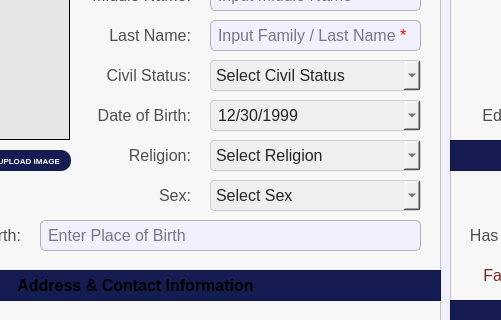
Yohhannn/Barangay-Records-Statistics-System, file UI/PopUp/Screen_CitizenProfiles/register_citizen_profile.ui: the form before one commit; both pictures show x 170 to 671 and y 170 to 490 of the 1171 by 732 pixel window.
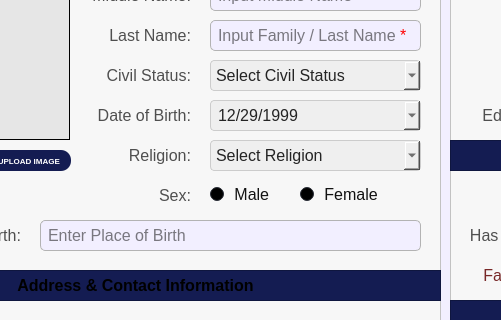
The form after the commit. Icons and pictures are not drawn.

Commit message: [ Minor Update V2.7.4 ] ~ Modified Dropdown to --> Radio Button -JP

Diff of the .ui file:
```diff
--- a/UI/PopUp/Screen_CitizenProfiles/register_citizen_profile.ui
+++ b/UI/PopUp/Screen_CitizenProfiles/register_citizen_profile.ui
@@ -166,9 +166,9 @@
      <colorrole role="Accent">
       <brush brushstyle="SolidPattern">
        <color alpha="255">
-        <red>51</red>
-        <green>143</green>
-        <blue>23</blue>
+        <red>0</red>
+        <green>255</green>
+        <blue>0</blue>
        </color>
       </brush>
      </colorrole>
@@ -321,9 +321,9 @@
      <colorrole role="Accent">
       <brush brushstyle="SolidPattern">
        <color alpha="255">
-        <red>51</red>
-        <green>143</green>
-        <blue>23</blue>
+        <red>0</red>
+        <green>255</green>
+        <blue>0</blue>
        </color>
       </brush>
      </colorrole>
@@ -476,9 +476,9 @@
      <colorrole role="Accent">
       <brush brushstyle="SolidPattern">
        <color alpha="255">
-        <red>51</red>
-        <green>143</green>
-        <blue>23</blue>
+        <red>0</red>
+        <green>255</green>
+        <blue>0</blue>
        </color>
       </brush>
      </colorrole>
@@ -5302,7 +5302,7 @@
       <second>0</second>
       <year>1999</year>
       <month>12</month>
-      <day>30</day>
+      <day>29</day>
      </datetime>
     </property>
     <property name="displayFormat">
@@ -5455,54 +5455,13 @@
      </property>
     </item>
    </widget>
-   <widget class="QComboBox" name="comboBox_SexOption">
-    <property name="geometry">
-     <rect>
-      <x>360</x>
-      <y>290</y>
-      <width>211</width>
-      <height>31</height>
-     </rect>
-    </property>
-    <property name="font">
-     <font>
-      <family>Arial</family>
-      <pointsize>12</pointsize>
-     </font>
-    </property>
-    <property name="styleSheet">
-     <string notr="true">#comboBox_SexOption{
-	background-color: rgb(239, 239, 239); /* Correct property name */
-    color: #242424; /* Set text color to black for better contrast */
-    border: 1px solid #ccc; /* Optional: Add a light border */
-    padding: 5px; /* Optional: Add some padding */
-    border-radius: 4px; /* Optional: Rounded corners */
-}</string>
-    </property>
-    <property name="placeholderText">
-     <string>Select Sex</string>
-    </property>
-    <property name="duplicatesEnabled">
-     <bool>false</bool>
-    </property>
-    <item>
-     <property name="text">
-      <string>Male</string>
-     </property>
-    </item>
-    <item>
-     <property name="text">
-      <string>Female</string>
-     </property>
-    </item>
-   </widget>
    <widget class="QLabel" name="register_citizen_labelSex">
     <property name="geometry">
      <rect>
       <x>230</x>
-      <y>290</y>
+      <y>280</y>
       <width>111</width>
-      <height>31</height>
+      <height>51</height>
      </rect>
     </property>
     <property name="font">
@@ -6157,6 +6116,992 @@
      <set>Qt::AlignmentFlag::AlignLeading|Qt::AlignmentFlag::AlignLeft|Qt::AlignmentFlag::AlignVCenter</set>
     </property>
    </widget>
+   <widget class="QRadioButton" name="radioButton_male">
+    <property name="geometry">
+     <rect>
+      <x>360</x>
+      <y>279</y>
+      <width>71</width>
+      <height>51</height>
+     </rect>
+    </property>
+    <property name="palette">
+     <palette>
+      <active>
+       <colorrole role="WindowText">
+        <brush brushstyle="SolidPattern">
+         <color alpha="255">
+          <red>255</red>
+          <green>255</green>
+          <blue>255</blue>
+         </color>
+        </brush>
+       </colorrole>
+       <colorrole role="Button">
+        <brush brushstyle="SolidPattern">
+         <color alpha="255">
+          <red>62</red>
+          <green>67</green>
+          <blue>83</blue>
+         </color>
+        </brush>
+       </colorrole>
+       <colorrole role="Light">
+        <brush brushstyle="SolidPattern">
+         <color alpha="255">
+          <red>93</red>
+          <green>101</green>
+          <blue>124</blue>
+         </color>
+        </brush>
+       </colorrole>
+       <colorrole role="Midlight">
+        <brush brushstyle="SolidPattern">
+         <color alpha="255">
+          <red>77</red>
+          <green>84</green>
+          <blue>103</blue>
+         </color>
+        </brush>
+       </colorrole>
+       <colorrole role="Dark">
+        <brush brushstyle="SolidPattern">
+         <color alpha="255">
+          <red>31</red>
+          <green>33</green>
+          <blue>41</blue>
+         </color>
+        </brush>
+       </colorrole>
+       <colorrole role="Mid">
+        <brush brushstyle="SolidPattern">
+         <color alpha="255">
+          <red>41</red>
+          <green>45</green>
+          <blue>55</blue>
+         </color>
+        </brush>
+       </colorrole>
+       <colorrole role="Text">
+        <brush brushstyle="SolidPattern">
+         <color alpha="255">
+          <red>255</red>
+          <green>255</green>
+          <blue>255</blue>
+         </color>
+        </brush>
+       </colorrole>
+       <colorrole role="BrightText">
+        <brush brushstyle="SolidPattern">
+         <color alpha="255">
+          <red>255</red>
+          <green>255</green>
+          <blue>255</blue>
+         </color>
+        </brush>
+       </colorrole>
+       <colorrole role="ButtonText">
+        <brush brushstyle="SolidPattern">
+         <color alpha="255">
+          <red>255</red>
+          <green>255</green>
+          <blue>255</blue>
+         </color>
+        </brush>
+       </colorrole>
+       <colorrole role="Base">
+        <brush brushstyle="SolidPattern">
+         <color alpha="255">
+          <red>0</red>
+          <green>0</green>
+          <blue>0</blue>
+         </color>
+        </brush>
+       </colorrole>
+       <colorrole role="Window">
+        <brush brushstyle="SolidPattern">
+         <color alpha="255">
+          <red>62</red>
+          <green>67</green>
+          <blue>83</blue>
+         </color>
+        </brush>
+       </colorrole>
+       <colorrole role="Shadow">
+        <brush brushstyle="SolidPattern">
+         <color alpha="255">
+          <red>0</red>
+          <green>0</green>
+          <blue>0</blue>
+         </color>
+        </brush>
+       </colorrole>
+       <colorrole role="AlternateBase">
+        <brush brushstyle="SolidPattern">
+         <color alpha="255">
+          <red>31</red>
+          <green>33</green>
+          <blue>41</blue>
+         </color>
+        </brush>
+       </colorrole>
+       <colorrole role="ToolTipBase">
+        <brush brushstyle="SolidPattern">
+         <color alpha="255">
+          <red>255</red>
+          <green>255</green>
+          <blue>220</blue>
+         </color>
+        </brush>
+       </colorrole>
+       <colorrole role="ToolTipText">
+        <brush brushstyle="SolidPattern">
+         <color alpha="255">
+          <red>0</red>
+          <green>0</green>
+          <blue>0</blue>
+         </color>
+        </brush>
+       </colorrole>
+       <colorrole role="PlaceholderText">
+        <brush brushstyle="SolidPattern">
+         <color alpha="127">
+          <red>255</red>
+          <green>255</green>
+          <blue>255</blue>
+         </color>
+        </brush>
+       </colorrole>
+       <colorrole role="Accent">
+        <brush brushstyle="SolidPattern">
+         <color alpha="255">
+          <red>85</red>
+          <green>170</green>
+          <blue>255</blue>
+         </color>
+        </brush>
+       </colorrole>
+      </active>
+      <inactive>
+       <colorrole role="WindowText">
+        <brush brushstyle="SolidPattern">
+         <color alpha="255">
+          <red>255</red>
+          <green>255</green>
+          <blue>255</blue>
+         </color>
+        </brush>
+       </colorrole>
+       <colorrole role="Button">
+        <brush brushstyle="SolidPattern">
+         <color alpha="255">
+          <red>62</red>
+          <green>67</green>
+          <blue>83</blue>
+         </color>
+        </brush>
+       </colorrole>
+       <colorrole role="Light">
+        <brush brushstyle="SolidPattern">
+         <color alpha="255">
+          <red>93</red>
+          <green>101</green>
+          <blue>124</blue>
+         </color>
+        </brush>
+       </colorrole>
+       <colorrole role="Midlight">
+        <brush brushstyle="SolidPattern">
+         <color alpha="255">
+          <red>77</red>
+          <green>84</green>
+          <blue>103</blue>
+         </color>
+        </brush>
+       </colorrole>
+       <colorrole role="Dark">
+        <brush brushstyle="SolidPattern">
+         <color alpha="255">
+          <red>31</red>
+          <green>33</green>
+          <blue>41</blue>
+         </color>
+        </brush>
+       </colorrole>
+       <colorrole role="Mid">
+        <brush brushstyle="SolidPattern">
+         <color alpha="255">
+          <red>41</red>
+          <green>45</green>
+          <blue>55</blue>
+         </color>
+        </brush>
+       </colorrole>
+       <colorrole role="Text">
+        <brush brushstyle="SolidPattern">
+         <color alpha="255">
+          <red>255</red>
+          <green>255</green>
+          <blue>255</blue>
+         </color>
+        </brush>
+       </colorrole>
+       <colorrole role="BrightText">
+        <brush brushstyle="SolidPattern">
+         <color alpha="255">
+          <red>255</red>
+          <green>255</green>
+          <blue>255</blue>
+         </color>
+        </brush>
+       </colorrole>
+       <colorrole role="ButtonText">
+        <brush brushstyle="SolidPattern">
+         <color alpha="255">
+          <red>255</red>
+          <green>255</green>
+          <blue>255</blue>
+         </color>
+        </brush>
+       </colorrole>
+       <colorrole role="Base">
+        <brush brushstyle="SolidPattern">
+         <color alpha="255">
+          <red>0</red>
+          <green>0</green>
+          <blue>0</blue>
+         </color>
+        </brush>
+       </colorrole>
+       <colorrole role="Window">
+        <brush brushstyle="SolidPattern">
+         <color alpha="255">
+          <red>62</red>
+          <green>67</green>
+          <blue>83</blue>
+         </color>
+        </brush>
+       </colorrole>
+       <colorrole role="Shadow">
+        <brush brushstyle="SolidPattern">
+         <color alpha="255">
+          <red>0</red>
+          <green>0</green>
+          <blue>0</blue>
+         </color>
+        </brush>
+       </colorrole>
+       <colorrole role="AlternateBase">
+        <brush brushstyle="SolidPattern">
+         <color alpha="255">
+          <red>31</red>
+          <green>33</green>
+          <blue>41</blue>
+         </color>
+        </brush>
+       </colorrole>
+       <colorrole role="ToolTipBase">
+        <brush brushstyle="SolidPattern">
+         <color alpha="255">
+          <red>255</red>
+          <green>255</green>
+          <blue>220</blue>
+         </color>
+        </brush>
+       </colorrole>
+       <colorrole role="ToolTipText">
+        <brush brushstyle="SolidPattern">
+         <color alpha="255">
+          <red>0</red>
+          <green>0</green>
+          <blue>0</blue>
+         </color>
+        </brush>
+       </colorrole>
+       <colorrole role="PlaceholderText">
+        <brush brushstyle="SolidPattern">
+         <color alpha="127">
+          <red>255</red>
+          <green>255</green>
+          <blue>255</blue>
+         </color>
+        </brush>
+       </colorrole>
+       <colorrole role="Accent">
+        <brush brushstyle="SolidPattern">
+         <color alpha="255">
+          <red>85</red>
+          <green>170</green>
+          <blue>255</blue>
+         </color>
+        </brush>
+       </colorrole>
+      </inactive>
+      <disabled>
+       <colorrole role="WindowText">
+        <brush brushstyle="SolidPattern">
+         <color alpha="255">
+          <red>31</red>
+          <green>33</green>
+          <blue>41</blue>
+         </color>
+        </brush>
+       </colorrole>
+       <colorrole role="Button">
+        <brush brushstyle="SolidPattern">
+         <color alpha="255">
+          <red>62</red>
+          <green>67</green>
+          <blue>83</blue>
+         </color>
+        </brush>
+       </colorrole>
+       <colorrole role="Light">
+        <brush brushstyle="SolidPattern">
+         <color alpha="255">
+          <red>93</red>
+          <green>101</green>
+          <blue>124</blue>
+         </color>
+        </brush>
+       </colorrole>
+       <colorrole role="Midlight">
+        <brush brushstyle="SolidPattern">
+         <color alpha="255">
+          <red>77</red>
+          <green>84</green>
+          <blue>103</blue>
+         </color>
+        </brush>
+       </colorrole>
+       <colorrole role="Dark">
+        <brush brushstyle="SolidPattern">
+         <color alpha="255">
+          <red>31</red>
+          <green>33</green>
+          <blue>41</blue>
+         </color>
+        </brush>
+       </colorrole>
+       <colorrole role="Mid">
+        <brush brushstyle="SolidPattern">
+         <color alpha="255">
+          <red>41</red>
+          <green>45</green>
+          <blue>55</blue>
+         </color>
+        </brush>
+       </colorrole>
+       <colorrole role="Text">
+        <brush brushstyle="SolidPattern">
+         <color alpha="255">
+          <red>31</red>
+          <green>33</green>
+          <blue>41</blue>
+         </color>
+        </brush>
+       </colorrole>
+       <colorrole role="BrightText">
+        <brush brushstyle="SolidPattern">
+         <color alpha="255">
+          <red>255</red>
+          <green>255</green>
+          <blue>255</blue>
+         </color>
+        </brush>
+       </colorrole>
+       <colorrole role="ButtonText">
+        <brush brushstyle="SolidPattern">
+         <color alpha="255">
+          <red>31</red>
+          <green>33</green>
+          <blue>41</blue>
+         </color>
+        </brush>
+       </colorrole>
+       <colorrole role="Base">
+        <brush brushstyle="SolidPattern">
+         <color alpha="255">
+          <red>62</red>
+          <green>67</green>
+          <blue>83</blue>
+         </color>
+        </brush>
+       </colorrole>
+       <colorrole role="Window">
+        <brush brushstyle="SolidPattern">
+         <color alpha="255">
+          <red>62</red>
+          <green>67</green>
+          <blue>83</blue>
+         </color>
+        </brush>
+       </colorrole>
+       <colorrole role="Shadow">
+        <brush brushstyle="SolidPattern">
+         <color alpha="255">
+          <red>0</red>
+          <green>0</green>
+          <blue>0</blue>
+         </color>
+        </brush>
+       </colorrole>
+       <colorrole role="AlternateBase">
+        <brush brushstyle="SolidPattern">
+         <color alpha="255">
+          <red>62</red>
+          <green>67</green>
+          <blue>83</blue>
+         </color>
+        </brush>
+       </colorrole>
+       <colorrole role="ToolTipBase">
+        <brush brushstyle="SolidPattern">
+         <color alpha="255">
+          <red>255</red>
+          <green>255</green>
+          <blue>220</blue>
+         </color>
+        </brush>
+       </colorrole>
+       <colorrole role="ToolTipText">
+        <brush brushstyle="SolidPattern">
+         <color alpha="255">
+          <red>0</red>
+          <green>0</green>
+          <blue>0</blue>
+         </color>
+        </brush>
+       </colorrole>
+       <colorrole role="PlaceholderText">
+        <brush brushstyle="SolidPattern">
+         <color alpha="127">
+          <red>31</red>
+          <green>33</green>
+          <blue>41</blue>
+         </color>
+        </brush>
+       </colorrole>
+       <colorrole role="Accent">
+        <brush brushstyle="SolidPattern">
+         <color alpha="255">
+          <red>85</red>
+          <green>170</green>
+          <blue>255</blue>
+         </color>
+        </brush>
+       </colorrole>
+      </disabled>
+     </palette>
+    </property>
+    <property name="font">
+     <font>
+      <family>Arial</family>
+      <pointsize>12</pointsize>
+     </font>
+    </property>
+    <property name="styleSheet">
+     <string notr="true">#radioButton_male{
+	color: rgb(18, 18, 18);
+}</string>
+    </property>
+    <property name="text">
+     <string> Male</string>
+    </property>
+   </widget>
+   <widget class="QRadioButton" name="radioButton_female">
+    <property name="geometry">
+     <rect>
+      <x>450</x>
+      <y>279</y>
+      <width>91</width>
+      <height>51</height>
+     </rect>
+    </property>
+    <property name="palette">
+     <palette>
+      <active>
+       <colorrole role="WindowText">
+        <brush brushstyle="SolidPattern">
+         <color alpha="255">
+          <red>255</red>
+          <green>255</green>
+          <blue>255</blue>
+         </color>
+        </brush>
+       </colorrole>
+       <colorrole role="Button">
+        <brush brushstyle="SolidPattern">
+         <color alpha="255">
+          <red>62</red>
+          <green>67</green>
+          <blue>83</blue>
+         </color>
+        </brush>
+       </colorrole>
+       <colorrole role="Light">
+        <brush brushstyle="SolidPattern">
+         <color alpha="255">
+          <red>93</red>
+          <green>101</green>
+          <blue>124</blue>
+         </color>
+        </brush>
+       </colorrole>
+       <colorrole role="Midlight">
+        <brush brushstyle="SolidPattern">
+         <color alpha="255">
+          <red>77</red>
+          <green>84</green>
+          <blue>103</blue>
+         </color>
+        </brush>
+       </colorrole>
+       <colorrole role="Dark">
+        <brush brushstyle="SolidPattern">
+         <color alpha="255">
+          <red>31</red>
+          <green>33</green>
+          <blue>41</blue>
+         </color>
+        </brush>
+       </colorrole>
+       <colorrole role="Mid">
+        <brush brushstyle="SolidPattern">
+         <color alpha="255">
+          <red>41</red>
+          <green>45</green>
+          <blue>55</blue>
+         </color>
+        </brush>
+       </colorrole>
+       <colorrole role="Text">
+        <brush brushstyle="SolidPattern">
+         <color alpha="255">
+          <red>255</red>
+          <green>255</green>
+          <blue>255</blue>
+         </color>
+        </brush>
+       </colorrole>
+       <colorrole role="BrightText">
+        <brush brushstyle="SolidPattern">
+         <color alpha="255">
+          <red>255</red>
+          <green>255</green>
+          <blue>255</blue>
+         </color>
+        </brush>
+       </colorrole>
+       <colorrole role="ButtonText">
+        <brush brushstyle="SolidPattern">
+         <color alpha="255">
+          <red>255</red>
+          <green>255</green>
+          <blue>255</blue>
+         </color>
+        </brush>
+       </colorrole>
+       <colorrole role="Base">
+        <brush brushstyle="SolidPattern">
+         <color alpha="255">
+          <red>0</red>
+          <green>0</green>
+          <blue>0</blue>
+         </color>
+        </brush>
+       </colorrole>
+       <colorrole role="Window">
+        <brush brushstyle="SolidPattern">
+         <color alpha="255">
+          <red>62</red>
+          <green>67</green>
+          <blue>83</blue>
+         </color>
+        </brush>
+       </colorrole>
+       <colorrole role="Shadow">
+        <brush brushstyle="SolidPattern">
+         <color alpha="255">
+          <red>0</red>
+          <green>0</green>
+          <blue>0</blue>
+         </color>
+        </brush>
+       </colorrole>
+       <colorrole role="AlternateBase">
+        <brush brushstyle="SolidPattern">
+         <color alpha="255">
+          <red>31</red>
+          <green>33</green>
+          <blue>41</blue>
+         </color>
+        </brush>
+       </colorrole>
+       <colorrole role="ToolTipBase">
+        <brush brushstyle="SolidPattern">
+         <color alpha="255">
+          <red>255</red>
+          <green>255</green>
+          <blue>220</blue>
+         </color>
+        </brush>
+       </colorrole>
+       <colorrole role="ToolTipText">
+        <brush brushstyle="SolidPattern">
+         <color alpha="255">
+          <red>0</red>
+          <green>0</green>
+          <blue>0</blue>
+         </color>
+        </brush>
+       </colorrole>
+       <colorrole role="PlaceholderText">
+        <brush brushstyle="SolidPattern">
+         <color alpha="127">
+          <red>255</red>
+          <green>255</green>
+          <blue>255</blue>
+         </color>
+        </brush>
+       </colorrole>
+       <colorrole role="Accent">
+        <brush brushstyle="SolidPattern">
+         <color alpha="255">
+          <red>85</red>
+          <green>170</green>
+          <blue>255</blue>
+         </color>
+        </brush>
+       </colorrole>
+      </active>
+      <inactive>
+       <colorrole role="WindowText">
+        <brush brushstyle="SolidPattern">
+         <color alpha="255">
+          <red>255</red>
+          <green>255</green>
+          <blue>255</blue>
+         </color>
+        </brush>
+       </colorrole>
+       <colorrole role="Button">
+        <brush brushstyle="SolidPattern">
+         <color alpha="255">
+          <red>62</red>
+          <green>67</green>
+          <blue>83</blue>
+         </color>
+        </brush>
+       </colorrole>
+       <colorrole role="Light">
+        <brush brushstyle="SolidPattern">
+         <color alpha="255">
+          <red>93</red>
+          <green>101</green>
+          <blue>124</blue>
+         </color>
+        </brush>
+       </colorrole>
+       <colorrole role="Midlight">
+        <brush brushstyle="SolidPattern">
+         <color alpha="255">
+          <red>77</red>
+          <green>84</green>
+          <blue>103</blue>
+         </color>
+        </brush>
+       </colorrole>
+       <colorrole role="Dark">
+        <brush brushstyle="SolidPattern">
+         <color alpha="255">
+          <red>31</red>
+          <green>33</green>
+          <blue>41</blue>
+         </color>
+        </brush>
+       </colorrole>
+       <colorrole role="Mid">
+        <brush brushstyle="SolidPattern">
+         <color alpha="255">
+          <red>41</red>
+          <green>45</green>
+          <blue>55</blue>
+         </color>
+        </brush>
+       </colorrole>
+       <colorrole role="Text">
+        <brush brushstyle="SolidPattern">
+         <color alpha="255">
+          <red>255</red>
+          <green>255</green>
+          <blue>255</blue>
+         </color>
+        </brush>
+       </colorrole>
+       <colorrole role="BrightText">
+        <brush brushstyle="SolidPattern">
+         <color alpha="255">
+          <red>255</red>
+          <green>255</green>
+          <blue>255</blue>
+         </color>
+        </brush>
+       </colorrole>
+       <colorrole role="ButtonText">
+        <brush brushstyle="SolidPattern">
+         <color alpha="255">
+          <red>255</red>
+          <green>255</green>
+          <blue>255</blue>
+         </color>
+        </brush>
+       </colorrole>
+       <colorrole role="Base">
+        <brush brushstyle="SolidPattern">
+         <color alpha="255">
+          <red>0</red>
+          <green>0</green>
+          <blue>0</blue>
+         </color>
+        </brush>
+       </colorrole>
+       <colorrole role="Window">
+        <brush brushstyle="SolidPattern">
+         <color alpha="255">
+          <red>62</red>
+          <green>67</green>
+          <blue>83</blue>
+         </color>
+        </brush>
+       </colorrole>
+       <colorrole role="Shadow">
+        <brush brushstyle="SolidPattern">
+         <color alpha="255">
+          <red>0</red>
+          <green>0</green>
+          <blue>0</blue>
+         </color>
+        </brush>
+       </colorrole>
+       <colorrole role="AlternateBase">
+        <brush brushstyle="SolidPattern">
+         <color alpha="255">
+          <red>31</red>
+          <green>33</green>
+          <blue>41</blue>
+         </color>
+        </brush>
+       </colorrole>
+       <colorrole role="ToolTipBase">
+        <brush brushstyle="SolidPattern">
+         <color alpha="255">
+          <red>255</red>
+          <green>255</green>
+          <blue>220</blue>
+         </color>
+        </brush>
+       </colorrole>
+       <colorrole role="ToolTipText">
+        <brush brushstyle="SolidPattern">
+         <color alpha="255">
+          <red>0</red>
+          <green>0</green>
+          <blue>0</blue>
+         </color>
+        </brush>
+       </colorrole>
+       <colorrole role="PlaceholderText">
+        <brush brushstyle="SolidPattern">
+         <color alpha="127">
+          <red>255</red>
+          <green>255</green>
+          <blue>255</blue>
+         </color>
+        </brush>
+       </colorrole>
+       <colorrole role="Accent">
+        <brush brushstyle="SolidPattern">
+         <color alpha="255">
+          <red>85</red>
+          <green>170</green>
+          <blue>255</blue>
+         </color>
+        </brush>
+       </colorrole>
+      </inactive>
+      <disabled>
+       <colorrole role="WindowText">
+        <brush brushstyle="SolidPattern">
+         <color alpha="255">
+          <red>31</red>
+          <green>33</green>
+          <blue>41</blue>
+         </color>
+        </brush>
+       </colorrole>
+       <colorrole role="Button">
+        <brush brushstyle="SolidPattern">
+         <color alpha="107">
+          <red>255</red>
+          <green>255</green>
+          <blue>255</blue>
+         </color>
+        </brush>
+       </colorrole>
+       <colorrole role="Light">
+        <brush brushstyle="SolidPattern">
+         <color alpha="255">
+          <red>93</red>
+          <green>101</green>
+          <blue>124</blue>
+         </color>
+        </brush>
+       </colorrole>
+       <colorrole role="Midlight">
+        <brush brushstyle="SolidPattern">
+         <color alpha="255">
+          <red>77</red>
+          <green>84</green>
+          <blue>103</blue>
+         </color>
+        </brush>
+       </colorrole>
+       <colorrole role="Dark">
+        <brush brushstyle="SolidPattern">
+         <color alpha="255">
+          <red>31</red>
+          <green>33</green>
+          <blue>41</blue>
+         </color>
+        </brush>
+       </colorrole>
+       <colorrole role="Mid">
+        <brush brushstyle="SolidPattern">
+         <color alpha="255">
+          <red>41</red>
+          <green>45</green>
+          <blue>55</blue>
+         </color>
+        </brush>
+       </colorrole>
+       <colorrole role="Text">
+        <brush brushstyle="SolidPattern">
+         <color alpha="255">
+          <red>31</red>
+          <green>33</green>
+          <blue>41</blue>
+         </color>
+        </brush>
+       </colorrole>
+       <colorrole role="BrightText">
+        <brush brushstyle="SolidPattern">
+         <color alpha="255">
+          <red>255</red>
+          <green>255</green>
+          <blue>255</blue>
+         </color>
+        </brush>
+       </colorrole>
+       <colorrole role="ButtonText">
+        <brush brushstyle="SolidPattern">
+         <color alpha="135">
+          <red>255</red>
+          <green>255</green>
+          <blue>255</blue>
+         </color>
+        </brush>
+       </colorrole>
+       <colorrole role="Base">
+        <brush brushstyle="SolidPattern">
+         <color alpha="255">
+          <red>62</red>
+          <green>67</green>
+          <blue>83</blue>
+         </color>
+        </brush>
+       </colorrole>
+       <colorrole role="Window">
+        <brush brushstyle="SolidPattern">
+         <color alpha="255">
+          <red>62</red>
+          <green>67</green>
+          <blue>83</blue>
+         </color>
+        </brush>
+       </colorrole>
+       <colorrole role="Shadow">
+        <brush brushstyle="SolidPattern">
+         <color alpha="255">
+          <red>0</red>
+          <green>0</green>
+          <blue>0</blue>
+         </color>
+        </brush>
+       </colorrole>
+       <colorrole role="AlternateBase">
+        <brush brushstyle="SolidPattern">
+         <color alpha="255">
+          <red>62</red>
+          <green>67</green>
+          <blue>83</blue>
+         </color>
+        </brush>
+       </colorrole>
+       <colorrole role="ToolTipBase">
+        <brush brushstyle="SolidPattern">
+         <color alpha="255">
+          <red>255</red>
+          <green>255</green>
+          <blue>220</blue>
+         </color>
+        </brush>
+       </colorrole>
+       <colorrole role="ToolTipText">
+        <brush brushstyle="SolidPattern">
+         <color alpha="255">
+          <red>0</red>
+          <green>0</green>
+          <blue>0</blue>
+         </color>
+        </brush>
+       </colorrole>
+       <colorrole role="PlaceholderText">
+        <brush brushstyle="SolidPattern">
+         <color alpha="127">
+          <red>31</red>
+          <green>33</green>
+          <blue>41</blue>
+         </color>
+        </brush>
+       </colorrole>
+       <colorrole role="Accent">
+        <brush brushstyle="SolidPattern">
+         <color alpha="255">
+          <red>85</red>
+          <green>170</green>
+          <blue>255</blue>
+         </color>
+        </brush>
+       </colorrole>
+      </disabled>
+     </palette>
+    </property>
+    <property name="font">
+     <font>
+      <family>Arial</family>
+      <pointsize>12</pointsize>
+     </font>
+    </property>
+    <property name="styleSheet">
+     <string notr="true">#radioButton_female{
+	color: rgb(18, 18, 18);
+}</string>
+    </property>
+    <property name="text">
+     <string> Female</string>
+    </property>
+   </widget>
   </widget>
   <widget class="QLabel" name="labelNote">
    <property name="geometry">
```
The commit also changes 1 other file.
